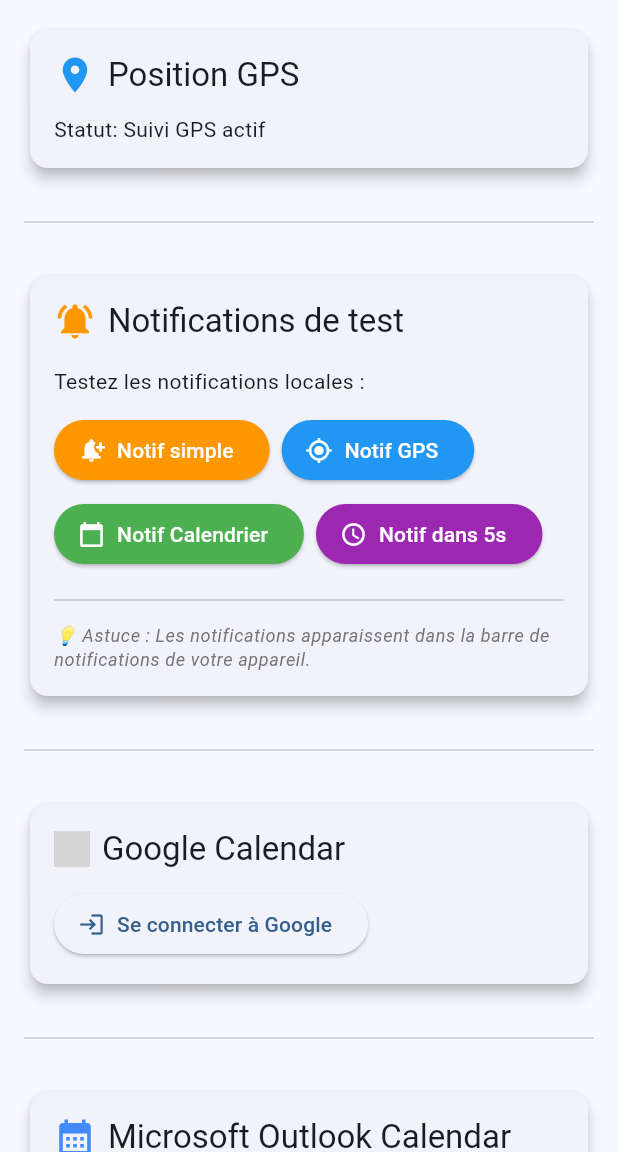
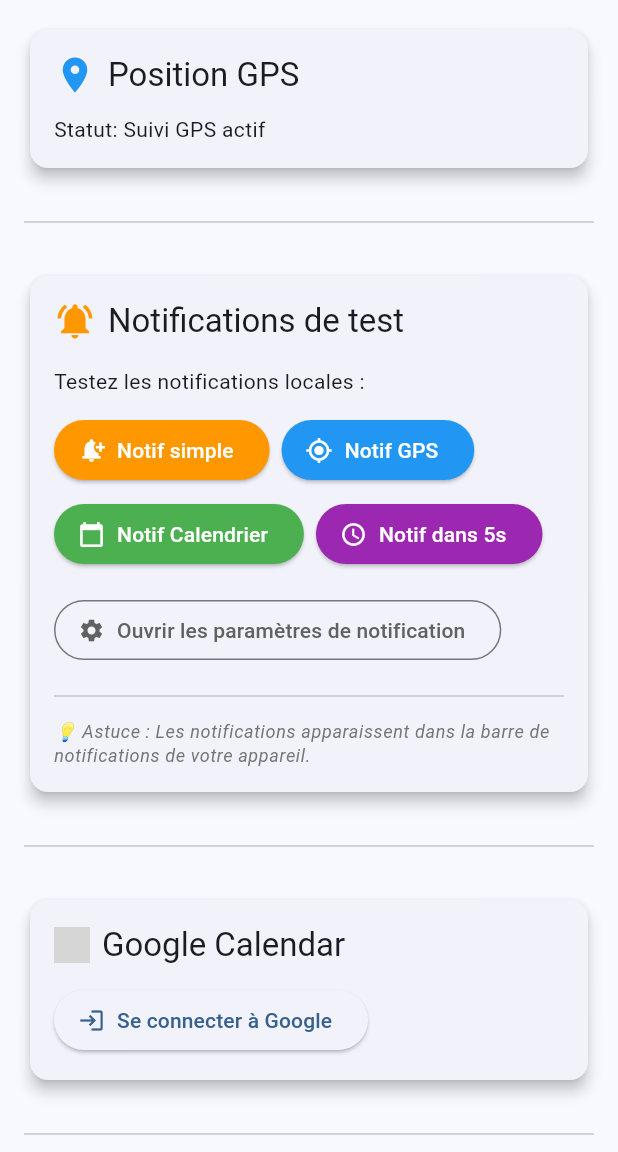
Before and after one commit to icare0/efreg, a Flutter app: the screen it shows after launch, on a phone screen of 412 x 824 dp, the part 84-1236 px from its top. Run offline on Flutter 3.47's test engine with Material 3 defaults, Android fonts, the phone set to English and light mode, and no system bars; our stand-ins replace flutter_local_notifications, geolocator, google_sign_in, googleapis_auth, permission_handler; missing offline and left inert: flutter_web_auth_2, googleapis; grey boxes are pictures that could not be loaded.

Commit message:
feat: Ajout bouton pour ouvrir les paramètres de notification

```diff
--- a/lib/screens/home_screen.dart
+++ b/lib/screens/home_screen.dart
@@ -501,6 +501,25 @@ class _HomeScreenState extends State<HomeScreen> {
                 ),
               ],
             ),
+            const SizedBox(height: 16),
+            OutlinedButton.icon(
+              onPressed: () async {
+                await _notificationService.openNotificationSettings();
+                if (mounted) {
+                  ScaffoldMessenger.of(context).showSnackBar(
+                    const SnackBar(
+                      content: Text('Vérifiez que les notifications sont activées dans les paramètres'),
+                      duration: Duration(seconds: 3),
+                    ),
+                  );
+                }
+              },
+              icon: const Icon(Icons.settings),
+              label: const Text('Ouvrir les paramètres de notification'),
+              style: OutlinedButton.styleFrom(
+                foregroundColor: Colors.grey[700],
+              ),
+            ),
             const SizedBox(height: 12),
             const Divider(),
             const SizedBox(height: 8),
--- a/lib/services/notification_service.dart
+++ b/lib/services/notification_service.dart
@@ -295,6 +295,12 @@ class NotificationService {
     );
   }
 
+  /// Ouvre les paramètres de notification de l'application
+  Future<void> openNotificationSettings() async {
+    print('🔧 Ouverture des paramètres de notification...');
+    await openAppSettings();
+  }
+
   /// Annule toutes les notifications
   Future<void> cancelAllNotifications() async {
     await _notificationsPlugin.cancelAll();
```
